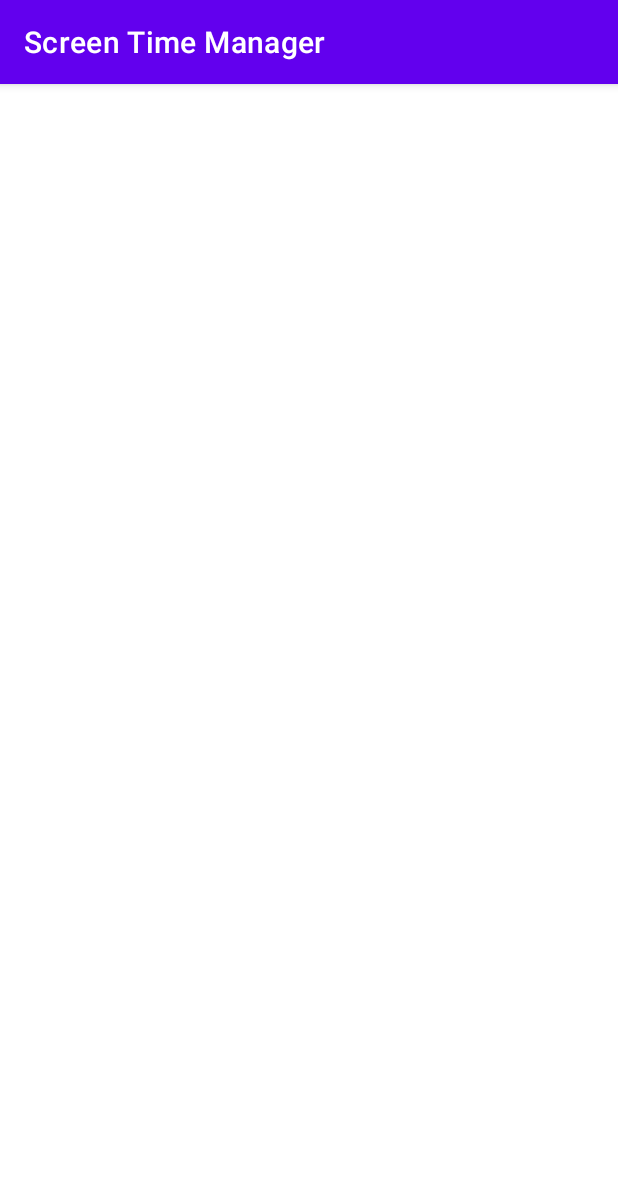
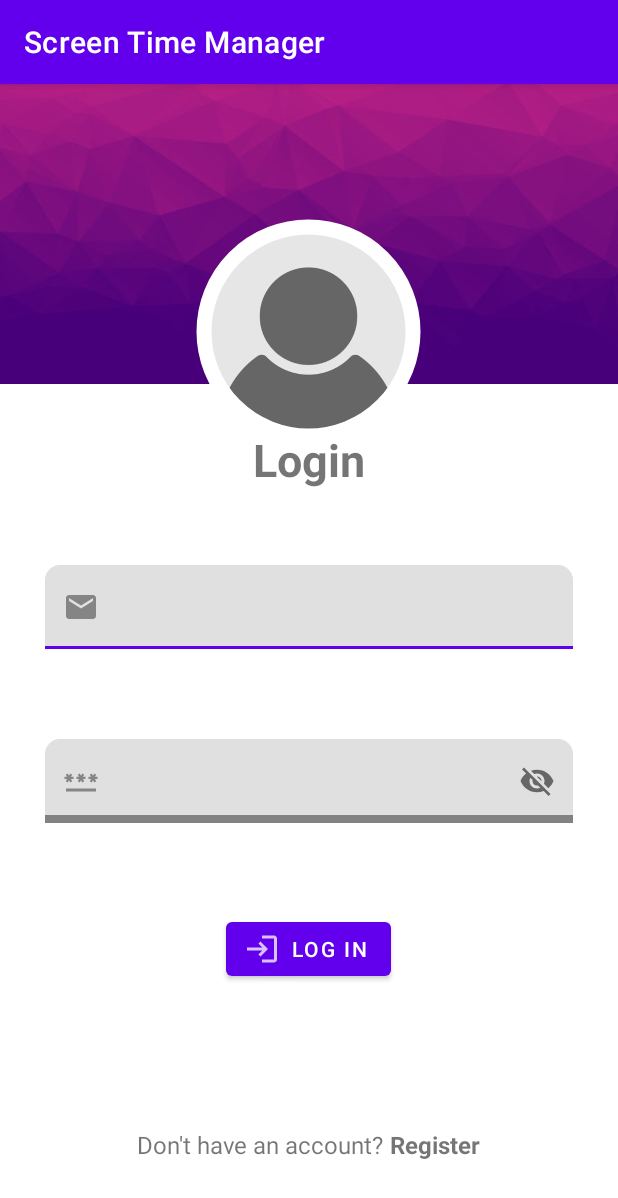
Before and after one commit to salmanayazz/screen-time-manager, an Android app: the ProfileSetting screen opened directly, with no data from a screen before it, on a phone screen of 412 x 824 dp. Shown: the top 1198 px of the screen. Run offline under Robolectric (Android 15) with nearby library versions, the phone set to English and light mode, and no system bars.

Commit message:
chore: added the style.xml for rounded profile overlay

```diff
--- /dev/null
+++ b/app/src/main/res/drawable/rounded_profile_shape.xml
@@ -0,0 +1,12 @@
+<?xml version="1.0" encoding="utf-8"?>
+<shape xmlns:android="http://schemas.android.com/apk/res/android"
+    android:innerRadius="0dp"
+    android:shape="ring"
+    android:thicknessRatio="2"
+    android:useLevel="false" >
+    <solid android:color="@android:color/transparent" />
+
+    <stroke
+        android:width="10dp"
+        android:color="@android:color/white" />
+</shape>
--- a/app/src/main/res/layout/activity_profile_setting.xml
+++ b/app/src/main/res/layout/activity_profile_setting.xml
@@ -1,9 +1,120 @@
 <?xml version="1.0" encoding="utf-8"?>
-<androidx.constraintlayout.widget.ConstraintLayout xmlns:android="http://schemas.android.com/apk/res/android"
+<RelativeLayout xmlns:android="http://schemas.android.com/apk/res/android"
     xmlns:app="http://schemas.android.com/apk/res-auto"
     xmlns:tools="http://schemas.android.com/tools"
     android:layout_width="match_parent"
     android:layout_height="match_parent"
     tools:context=".ui.profileSetting.ProfileSetting">
+    <FrameLayout
+        android:id="@+id/login_banner_layout"
+        android:layout_width="match_parent"
+        android:layout_height="200dp">
+        <ImageView
+            android:layout_width="wrap_content"
+            android:layout_height="wrap_content"
+            android:scaleType="fitXY"
+            android:src="@drawable/login_background_header"/>
+    </FrameLayout>
+    <LinearLayout
+        android:layout_width="match_parent"
+        android:layout_height="wrap_content"
+        android:orientation="vertical">
+        <com.google.android.material.imageview.ShapeableImageView
+            android:layout_marginTop="90dp"
+            app:shapeAppearanceOverlay="@style/roundedImage"
+            android:layout_width="150dp"
+            android:layout_height="150dp"
+            android:padding="5dp"
+            app:strokeWidth="10dp"
+            app:strokeColor="@color/white"
+            android:layout_gravity="center"
+            android:scaleType="fitCenter"
+            android:src="@drawable/generic_user_profile"/>
+    </LinearLayout>
+    <LinearLayout
+        android:layout_marginTop="30dp"
+        android:id="@+id/login_form_container"
+        android:layout_below="@id/login_banner_layout"
+        android:layout_width="match_parent"
+        android:layout_height="wrap_content"
+        android:orientation="vertical">
+        <TextView
+            android:layout_width="match_parent"
+            android:layout_height="wrap_content"
+            android:textStyle="bold"
+            android:textAlignment="center"
+            android:textSize="30dp"
+            android:layout_marginBottom="20dp"
+            android:text="Login"/>
 
-</androidx.constraintlayout.widget.ConstraintLayout>
+        <com.google.android.material.textfield.TextInputLayout
+            android:layout_margin="30dp"
+            android:layout_height="wrap_content"
+            android:layout_width="match_parent"
+            app:boxCornerRadiusTopEnd="10dp"
+            app:boxCornerRadiusTopStart="10dp"
+            app:startIconDrawable="@drawable/baseline_email_24"
+            app:startIconContentDescription="Email">>
+
+            <com.google.android.material.textfield.TextInputEditText
+                android:id="@+id/email_login_form"
+                android:layout_width="match_parent"
+                android:layout_height="wrap_content" />
+
+        </com.google.android.material.textfield.TextInputLayout>
+
+        <com.google.android.material.textfield.TextInputLayout
+            android:layout_margin="30dp"
+            android:layout_height="wrap_content"
+            android:layout_width="match_parent"
+            app:boxStrokeColor="@color/purple_200"
+            app:boxStrokeWidth="5dp"
+            app:boxCornerRadiusTopEnd="10dp"
+            app:boxCornerRadiusTopStart="10dp"
+            app:startIconDrawable="@drawable/baseline_password_24"
+            app:passwordToggleEnabled="true"
+            app:startIconContentDescription="Password">>
+
+            <com.google.android.material.textfield.TextInputEditText
+                android:id="@+id/password_login_form"
+                android:layout_width="match_parent"
+                android:layout_height="wrap_content" />
+
+        </com.google.android.material.textfield.TextInputLayout>
+    </LinearLayout>
+    <LinearLayout
+        android:layout_marginTop="30dp"
+        android:gravity="center"
+        android:layout_below="@id/login_form_container"
+        android:layout_width="match_parent"
+        android:layout_height="wrap_content"
+        android:orientation="horizontal">
+        <Button
+            android:id="@+id/login_btn"
+            android:layout_width="wrap_content"
+            android:layout_height="wrap_content"
+            app:icon="@drawable/baseline_login_24"
+            style="@style/Widget.MaterialComponents.Button.Icon"
+            android:text="Log In"/>
+    </LinearLayout>
+    <LinearLayout
+        android:layout_alignParentBottom="true"
+        android:layout_marginBottom="50dp"
+        android:layout_width="match_parent"
+        android:layout_height="wrap_content"
+        android:orientation="horizontal"
+        android:gravity="center">
+        <TextView
+            android:textSize="16dp"
+            android:layout_width="wrap_content"
+            android:layout_height="wrap_content"
+            android:text="Don\'t have an account? "/>
+        <TextView
+            android:id="@+id/register_button_text"
+            android:textSize="16dp"
+            android:layout_width="wrap_content"
+            android:layout_height="wrap_content"
+            android:textStyle="bold"
+            android:text="Register"/>
+    </LinearLayout>
+</RelativeLayout>
--- a/app/src/main/res/values/themes.xml
+++ b/app/src/main/res/values/themes.xml
@@ -13,4 +13,8 @@
         <item name="android:statusBarColor">?attr/colorPrimaryVariant</item>
         <!-- Customize your theme here. -->
     </style>
+    <style name="roundedImage">
+        <item name="cornerFamily">rounded</item>
+        <item name="cornerSize">50%</item>
+    </style>
 </resources>
```
